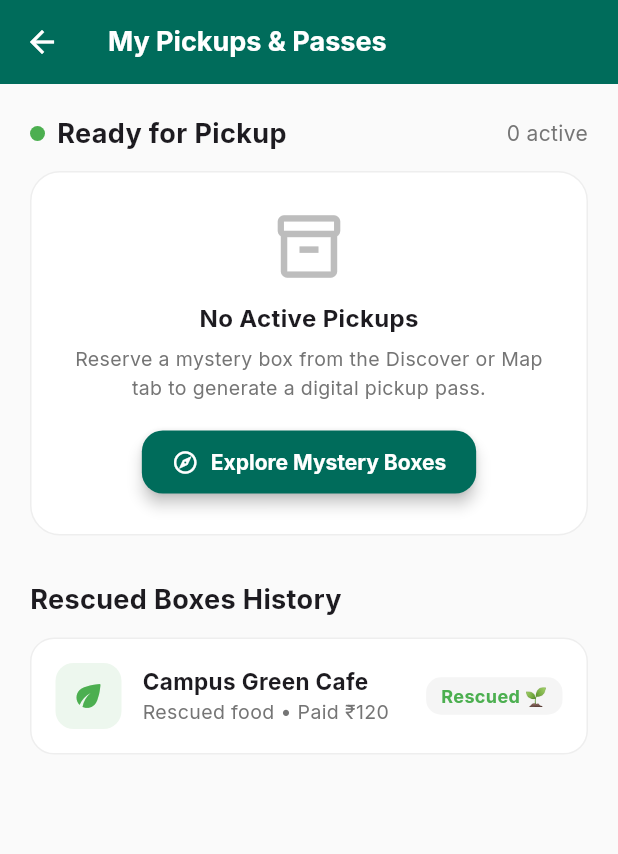
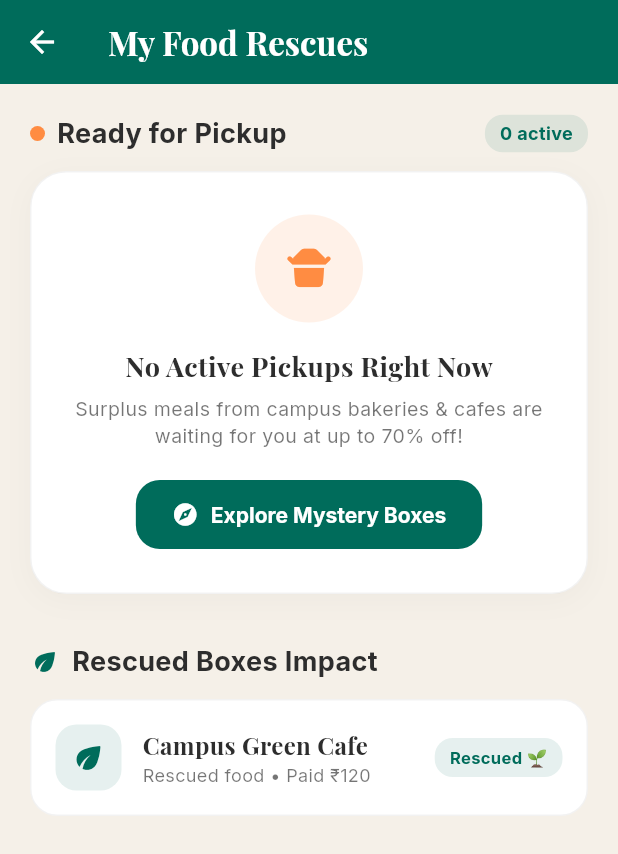
Before and after one commit to Sahajananda-ai/MINIPROJECT, a Flutter app: the StudentOrdersScreen screen opened directly, on a phone screen of 412 x 824 dp. Shown: the top 854 px of the screen. Run offline on Flutter 3.47's test engine with Material 3 defaults, Android fonts, the phone set to English and light mode, and no system bars; our stand-ins replace flutter_map, geolocator, google_fonts, latlong2.

Commit message:
feat(ui): refine student orders & checkout with Too Good To Go palette & Google Fonts

```diff
--- a/mobile_app/lib/screens/student_orders.dart
+++ b/mobile_app/lib/screens/student_orders.dart
@@ -1,4 +1,5 @@
 import 'package:flutter/material.dart';
+import 'package:google_fonts/google_fonts.dart';
 import '../services/order_manager.dart';
 import '../services/api_service.dart';
 import 'student_shell.dart';
@@ -12,6 +13,12 @@ class StudentOrdersScreen extends StatefulWidget {
 
 class _StudentOrdersScreenState extends State<StudentOrdersScreen> {
   final OrderManager _orderManager = OrderManager();
+
+  // Too Good To Go palette
+  static const Color _cream = Color(0xFFF5F0E8);
+  static const Color _tealPrimary = Color(0xFF006C5B);
+  static const Color _warmAmber = Color(0xFFFF8C42);
+  static const Color _charcoal = Color(0xFF2D2D2D);
 
   @override
   void initState() {
@@ -33,23 +40,39 @@ class _StudentOrdersScreenState extends State<StudentOrdersScreen> {
     final confirmed = await showDialog<bool>(
       context: context,
       builder: (ctx) => AlertDialog(
-        shape: RoundedRectangleBorder(borderRadius: BorderRadius.circular(20)),
-        title: const Text("Confirm Pickup"),
+        backgroundColor: Colors.white,
+        shape: RoundedRectangleBorder(borderRadius: BorderRadius.circular(24)),
+        title: Text(
+          "Confirm Pickup",
+          style: GoogleFonts.playfairDisplay(
+            fontWeight: FontWeight.bold,
+            color: _charcoal,
+          ),
+        ),
         content: Text(
-          "Did you collect your Mystery Box from ${order.vendorName}?",
+          "Did you collect your delicious Mystery Box from ${order.vendorName}?",
+          style: GoogleFonts.inter(color: Colors.black87, height: 1.4),
         ),
         actions: [
           TextButton(
             onPressed: () => Navigator.pop(ctx, false),
-            child: const Text("Cancel"),
+            child: Text(
+              "Cancel",
+              style: GoogleFonts.inter(color: Colors.grey[700], fontWeight: FontWeight.w600),
+            ),
           ),
           ElevatedButton(
             onPressed: () => Navigator.pop(ctx, true),
             style: ElevatedButton.styleFrom(
-              backgroundColor: const Color(0xFF006C5B),
+              backgroundColor: _tealPrimary,
               foregroundColor: Colors.white,
+              shape: RoundedRectangleBorder(borderRadius: BorderRadius.circular(14)),
+              padding: const EdgeInsets.symmetric(horizontal: 18, vertical: 10),
             ),
-            child: const Text("Yes, Collected!"),
+            child: Text(
+              "Yes, Collected! 🌱",
+              style: GoogleFonts.inter(fontWeight: FontWeight.bold),
+            ),
           ),
         ],
       ),
@@ -61,8 +84,21 @@ class _StudentOrdersScreenState extends State<StudentOrdersScreen> {
       if (mounted) {
         ScaffoldMessenger.of(context).showSnackBar(
           SnackBar(
-            backgroundColor: const Color(0xFF006C5B),
-            content: Text("🎉 Mystery Box collected from ${order.vendorName}! You saved ₹${(order.originalValue - order.paidPrice).toStringAsFixed(0)}!"),
+            backgroundColor: _tealPrimary,
+            behavior: SnackBarBehavior.floating,
+            shape: RoundedRectangleBorder(borderRadius: BorderRadius.circular(16)),
+            content: Row(
+              children: [
+                const Icon(Icons.celebration_rounded, color: Colors.white),
+                const SizedBox(width: 12),
+                Expanded(
+                  child: Text(
+                    "High five! You just saved food from being wasted 🎉",
+                    style: GoogleFonts.inter(fontWeight: FontWeight.w600),
+                  ),
+                ),
+              ],
+            ),
           ),
         );
       }
@@ -75,41 +111,60 @@ class _StudentOrdersScreenState extends State<StudentOrdersScreen> {
     final pastOrders = _orderManager.completedOrders;
 
     return Scaffold(
-      backgroundColor: Colors.grey[50],
+      backgroundColor: _cream,
       appBar: AppBar(
-        title: const Text(
-          'My Pickups & Passes',
-          style: TextStyle(fontWeight: FontWeight.bold),
+        title: Text(
+          'My Food Rescues',
+          style: GoogleFonts.playfairDisplay(
+            fontWeight: FontWeight.bold,
+            fontSize: 22,
           ),
-        backgroundColor: const Color(0xFF006C5B),
+        ),
+        backgroundColor: _tealPrimary,
         foregroundColor: Colors.white,
         elevation: 0,
+        centerTitle: false,
       ),
       body: SingleChildScrollView(
         padding: const EdgeInsets.all(20),
         child: Column(
           crossAxisAlignment: CrossAxisAlignment.start,
           children: [
-            // Active Pickups Section
+            // Active Pickups Section Header
             Row(
               children: [
                 Container(
                   width: 10,
                   height: 10,
                   decoration: const BoxDecoration(
-                    color: Colors.green,
+                    color: _warmAmber,
                     shape: BoxShape.circle,
                   ),
                 ),
                 const SizedBox(width: 8),
-                const Text(
+                Text(
                   "Ready for Pickup",
-                  style: TextStyle(fontSize: 18, fontWeight: FontWeight.bold),
+                  style: GoogleFonts.inter(
+                    fontSize: 18,
+                    fontWeight: FontWeight.bold,
+                    color: _charcoal,
+                  ),
                 ),
                 const Spacer(),
-                Text(
+                Container(
+                  padding: const EdgeInsets.symmetric(horizontal: 10, vertical: 4),
+                  decoration: BoxDecoration(
+                    color: _tealPrimary.withValues(alpha: 0.1),
+                    borderRadius: BorderRadius.circular(12),
+                  ),
+                  child: Text(
                     "${activeOrders.length} active",
-                  style: TextStyle(color: Colors.grey[600], fontSize: 14),
+                    style: GoogleFonts.inter(
+                      color: _tealPrimary,
+                      fontSize: 12,
+                      fontWeight: FontWeight.w700,
+                    ),
+                  ),
                 ),
               ],
             ),
@@ -118,36 +173,61 @@ class _StudentOrdersScreenState extends State<StudentOrdersScreen> {
             if (activeOrders.isEmpty)
               Container(
                 width: double.infinity,
-                padding: const EdgeInsets.all(24),
+                padding: const EdgeInsets.all(28),
                 decoration: BoxDecoration(
                   color: Colors.white,
-                  borderRadius: BorderRadius.circular(20),
-                  border: Border.all(color: Colors.grey[200]!),
+                  borderRadius: BorderRadius.circular(24),
+                  border: Border.all(color: Colors.black.withValues(alpha: 0.05)),
+                  boxShadow: [
+                    BoxShadow(
+                      color: Colors.black.withValues(alpha: 0.03),
+                      blurRadius: 16,
+                      offset: const Offset(0, 4),
+                    ),
+                  ],
                 ),
                 child: Column(
                   children: [
-                    Icon(Icons.inventory_2_outlined, size: 50, color: Colors.grey[400]),
-                    const SizedBox(height: 12),
-                    const Text(
-                      "No Active Pickups",
-                      style: TextStyle(fontSize: 16, fontWeight: FontWeight.bold),
+                    Container(
+                      width: 72,
+                      height: 72,
+                      decoration: BoxDecoration(
+                        color: _warmAmber.withValues(alpha: 0.12),
+                        shape: BoxShape.circle,
+                      ),
+                      child: const Center(
+                        child: Icon(Icons.takeout_dining_rounded, size: 36, color: _warmAmber),
+                      ),
+                    ),
+                    const SizedBox(height: 16),
+                    Text(
+                      "No Active Pickups Right Now",
+                      style: GoogleFonts.playfairDisplay(
+                        fontSize: 18,
+                        fontWeight: FontWeight.bold,
+                        color: _charcoal,
+                      ),
                     ),
                     const SizedBox(height: 6),
                     Text(
-                      "Reserve a mystery box from the Discover or Map tab to generate a digital pickup pass.",
+                      "Surplus meals from campus bakeries & cafes are waiting for you at up to 70% off!",
                       textAlign: TextAlign.center,
-                      style: TextStyle(color: Colors.grey[600], fontSize: 13),
+                      style: GoogleFonts.inter(color: Colors.black54, fontSize: 13, height: 1.4),
                     ),
-                    const SizedBox(height: 16),
+                    const SizedBox(height: 20),
                     ElevatedButton.icon(
                       onPressed: () => StudentShell.switchTab(0),
-                      icon: const Icon(Icons.explore_outlined, size: 18),
-                      label: const Text("Explore Mystery Boxes"),
+                      icon: const Icon(Icons.explore_rounded, size: 18),
+                      label: Text(
+                        "Explore Mystery Boxes",
+                        style: GoogleFonts.inter(fontWeight: FontWeight.bold),
+                      ),
                       style: ElevatedButton.styleFrom(
-                        backgroundColor: const Color(0xFF006C5B),
+                        backgroundColor: _tealPrimary,
                         foregroundColor: Colors.white,
-                        shape: RoundedRectangleBorder(borderRadius: BorderRadius.circular(14)),
-                        padding: const EdgeInsets.symmetric(horizontal: 20, vertical: 12),
+                        elevation: 0,
+                        shape: RoundedRectangleBorder(borderRadius: BorderRadius.circular(16)),
+                        padding: const EdgeInsets.symmetric(horizontal: 24, vertical: 14),
                       ),
                     ),
                   ],
@@ -156,27 +236,39 @@ class _StudentOrdersScreenState extends State<StudentOrdersScreen> {
             else
               ...activeOrders.map((order) => _buildActiveOrderCard(order)),
 
-            const SizedBox(height: 30),
+            const SizedBox(height: 32),
 
-            // Past Pickups History
-            const Text(
-              "Rescued Boxes History",
-              style: TextStyle(fontSize: 18, fontWeight: FontWeight.bold),
+            // Past Pickups History Header
+            Row(
+              children: [
+                const Icon(Icons.eco_rounded, size: 20, color: _tealPrimary),
+                const SizedBox(width: 8),
+                Text(
+                  "Rescued Boxes Impact",
+                  style: GoogleFonts.inter(
+                    fontSize: 18,
+                    fontWeight: FontWeight.bold,
+                    color: _charcoal,
+                  ),
+                ),
+              ],
             ),
             const SizedBox(height: 12),
 
             if (pastOrders.isEmpty)
               Container(
                 width: double.infinity,
-                padding: const EdgeInsets.all(20),
+                padding: const EdgeInsets.all(22),
                 decoration: BoxDecoration(
                   color: Colors.white,
                   borderRadius: BorderRadius.circular(20),
+                  border: Border.all(color: Colors.black.withValues(alpha: 0.05)),
                 ),
                 child: Center(
                   child: Text(
-                    "Your completed food rescues will appear here.",
-                    style: TextStyle(color: Colors.grey[500]),
+                    "Your completed food rescues and CO₂ savings will appear here.",
+                    style: GoogleFonts.inter(color: Colors.black45, fontSize: 13),
+                    textAlign: TextAlign.center,
                   ),
                 ),
               )
@@ -192,50 +284,58 @@ class _StudentOrdersScreenState extends State<StudentOrdersScreen> {
     final savings = (order.originalValue - order.paidPrice).toStringAsFixed(0);
 
     return Container(
-      margin: const EdgeInsets.only(bottom: 16),
+      margin: const EdgeInsets.only(bottom: 18),
       decoration: BoxDecoration(
         color: Colors.white,
-        borderRadius: BorderRadius.circular(24),
+        borderRadius: BorderRadius.circular(26),
         boxShadow: [
           BoxShadow(
-            color: const Color(0xFF006C5B).withValues(alpha: 0.08),
-            blurRadius: 15,
-            offset: const Offset(0, 5),
+            color: Colors.black.withValues(alpha: 0.05),
+            blurRadius: 18,
+            offset: const Offset(0, 6),
           ),
         ],
-        border: Border.all(color: const Color(0xFF006C5B).withValues(alpha: 0.3), width: 1.5),
+        border: Border.all(color: _tealPrimary.withValues(alpha: 0.2), width: 1.5),
       ),
       child: Column(
         children: [
-          // Header
+          // Banner strip
           Container(
             padding: const EdgeInsets.symmetric(horizontal: 20, vertical: 14),
             decoration: BoxDecoration(
-              color: const Color(0xFF006C5B).withValues(alpha: 0.08),
-              borderRadius: const BorderRadius.vertical(top: Radius.circular(22)),
+              color: _tealPrimary.withValues(alpha: 0.08),
+              borderRadius: const BorderRadius.vertical(top: Radius.circular(24)),
             ),
             child: Row(
               mainAxisAlignment: MainAxisAlignment.spaceBetween,
               children: [
                 Row(
                   children: [
-                    const Icon(Icons.timer_outlined, size: 18, color: Color(0xFF006C5B)),
-                    const SizedBox(width: 6),
+                    const Icon(Icons.timer_outlined, size: 18, color: _tealPrimary),
+                    const SizedBox(width: 8),
                     Text(
                       "Pickup before ${order.closingTime.hour}:${order.closingTime.minute.toString().padLeft(2, '0')}",
-                      style: const TextStyle(fontWeight: FontWeight.bold, color: Color(0xFF006C5B)),
+                      style: GoogleFonts.inter(
+                        fontWeight: FontWeight.w700,
+                        color: _tealPrimary,
+                        fontSize: 13,
+                      ),
                     ),
                   ],
                 ),
                 Container(
-                  padding: const EdgeInsets.symmetric(horizontal: 10, vertical: 4),
+                  padding: const EdgeInsets.symmetric(horizontal: 10, vertical: 5),
                   decoration: BoxDecoration(
-                    color: Colors.green,
+                    color: _warmAmber,
                     borderRadius: BorderRadius.circular(12),
                   ),
                   child: Text(
                     "Save ₹$savings",
-                    style: const TextStyle(color: Colors.white, fontSize: 12, fontWeight: FontWeight.bold),
+                    style: GoogleFonts.inter(
+                      color: Colors.white,
+                      fontSize: 12,
+                      fontWeight: FontWeight.w800,
+                    ),
                   ),
                 ),
               ],
@@ -249,92 +349,113 @@ class _StudentOrdersScreenState extends State<StudentOrdersScreen> {
                 Row(
                   mainAxisAlignment: MainAxisAlignment.spaceBetween,
                   children: [
-                    Column(
+                    Expanded(
+                      child: Column(
                         crossAxisAlignment: CrossAxisAlignment.start,
                         children: [
                           Text(
                             order.vendorName,
-                          style: const TextStyle(fontSize: 18, fontWeight: FontWeight.bold),
+                            style: GoogleFonts.playfairDisplay(
+                              fontSize: 20,
+                              fontWeight: FontWeight.bold,
+                              color: _charcoal,
+                            ),
                           ),
                           const SizedBox(height: 4),
                           Text(
                             "Surplus Box • ${order.shopCategory}",
-                          style: TextStyle(color: Colors.grey[600], fontSize: 14),
+                            style: GoogleFonts.inter(color: Colors.black54, fontSize: 13),
                           ),
                         ],
                       ),
+                    ),
                     Text(
                       "₹${order.paidPrice.toStringAsFixed(0)}",
-                      style: const TextStyle(
-                        fontSize: 22,
-                        fontWeight: FontWeight.bold,
-                        color: Color(0xFF006C5B),
+                      style: GoogleFonts.inter(
+                        fontSize: 24,
+                        fontWeight: FontWeight.w800,
+                        color: _tealPrimary,
                       ),
                     ),
                   ],
                 ),
 
                 const SizedBox(height: 16),
-                const Divider(),
+                Divider(color: Colors.grey.withValues(alpha: 0.2)),
                 const SizedBox(height: 12),
 
-                // Digital Pickup QR & Code
-                Row(
+                // Digital Pickup QR & Code Pass
+                Container(
+                  padding: const EdgeInsets.all(14),
+                  decoration: BoxDecoration(
+                    color: _cream,
+                    borderRadius: BorderRadius.circular(18),
+                    border: Border.all(color: Colors.black.withValues(alpha: 0.05)),
+                  ),
+                  child: Row(
                     children: [
                       Container(
-                      padding: const EdgeInsets.all(10),
+                        padding: const EdgeInsets.all(8),
                         decoration: BoxDecoration(
-                        color: Colors.grey[100],
-                        borderRadius: BorderRadius.circular(12),
-                        border: Border.all(color: Colors.grey[300]!),
+                          color: Colors.white,
+                          borderRadius: BorderRadius.circular(14),
+                          border: Border.all(color: Colors.black.withValues(alpha: 0.08)),
                         ),
-                      child: const Icon(Icons.qr_code_2_rounded, size: 64, color: Color(0xFF006C5B)),
+                        child: const Icon(Icons.qr_code_2_rounded, size: 56, color: _tealPrimary),
                       ),
                       const SizedBox(width: 16),
                       Expanded(
                         child: Column(
                           crossAxisAlignment: CrossAxisAlignment.start,
                           children: [
-                          const Text(
-                            "Pickup Verification Code",
-                            style: TextStyle(fontSize: 12, color: Colors.grey),
-                          ),
-                          const SizedBox(height: 2),
                             Text(
-                            order.pickupCode,
-                            style: const TextStyle(
-                              fontSize: 18,
-                              fontWeight: FontWeight.bold,
-                              letterSpacing: 1.5,
-                              color: Colors.black87,
+                              "Pickup Pass Code",
+                              style: GoogleFonts.inter(
+                                fontSize: 11,
+                                color: Colors.black54,
+                                fontWeight: FontWeight.w600,
                               ),
                             ),
                             const SizedBox(height: 4),
-                          const Text(
-                            "Show this code or scan QR at the counter",
-                            style: TextStyle(fontSize: 11, color: Colors.grey),
+                            Text(
+                              order.pickupCode,
+                              style: GoogleFonts.inter(
+                                fontSize: 20,
+                                fontWeight: FontWeight.w800,
+                                letterSpacing: 2.0,
+                                color: _charcoal,
+                              ),
+                            ),
+                            const SizedBox(height: 4),
+                            Text(
+                              "Show this code or QR at the counter",
+                              style: GoogleFonts.inter(fontSize: 11, color: Colors.black45),
                             ),
                           ],
                         ),
                       ),
                     ],
                   ),
+                ),
 
-                const SizedBox(height: 16),
+                const SizedBox(height: 18),
 
-                // Dual Action Buttons: View Route on Radar Map + Collected confirmation
+                // Action Buttons
                 Row(
                   children: [
                     Expanded(
                       child: OutlinedButton.icon(
                         onPressed: () => StudentShell.switchTab(1),
                         icon: const Icon(Icons.navigation_outlined, size: 18),
-                        label: const Text("View Route"),
+                        label: Text(
+                          "View Route",
+                          style: GoogleFonts.inter(fontWeight: FontWeight.bold),
+                        ),
                         style: OutlinedButton.styleFrom(
-                          foregroundColor: const Color(0xFF006C5B),
-                          side: const BorderSide(color: Color(0xFF006C5B)),
-                          padding: const EdgeInsets.symmetric(vertical: 12),
-                          shape: RoundedRectangleBorder(borderRadius: BorderRadius.circular(14)),
+                          foregroundColor: _tealPrimary,
+                          side: const BorderSide(color: _tealPrimary, width: 1.5),
+                          padding: const EdgeInsets.symmetric(vertical: 13),
+                          shape: RoundedRectangleBorder(borderRadius: BorderRadius.circular(16)),
                         ),
                       ),
                     ),
@@ -342,13 +463,17 @@ class _StudentOrdersScreenState extends State<StudentOrdersScreen> {
                     Expanded(
                       child: ElevatedButton.icon(
                         onPressed: () => _confirmPickup(order),
-                        icon: const Icon(Icons.check_circle_outline, size: 18),
-                        label: const Text("Collected!"),
+                        icon: const Icon(Icons.check_circle_rounded, size: 18),
+                        label: Text(
+                          "Collected!",
+                          style: GoogleFonts.inter(fontWeight: FontWeight.bold),
+                        ),
                         style: ElevatedButton.styleFrom(
-                          backgroundColor: const Color(0xFF006C5B),
+                          backgroundColor: _tealPrimary,
                           foregroundColor: Colors.white,
-                          padding: const EdgeInsets.symmetric(vertical: 12),
-                          shape: RoundedRectangleBorder(borderRadius: BorderRadius.circular(14)),
+                          elevation: 0,
+                          padding: const EdgeInsets.symmetric(vertical: 13),
+                          shape: RoundedRectangleBorder(borderRadius: BorderRadius.circular(16)),
                         ),
                       ),
                     ),
@@ -368,18 +493,18 @@ class _StudentOrdersScreenState extends State<StudentOrdersScreen> {
       padding: const EdgeInsets.all(16),
       decoration: BoxDecoration(
         color: Colors.white,
-        borderRadius: BorderRadius.circular(16),
-        border: Border.all(color: Colors.grey[200]!),
+        borderRadius: BorderRadius.circular(18),
+        border: Border.all(color: Colors.black.withValues(alpha: 0.05)),
       ),
       child: Row(
         children: [
           Container(
             padding: const EdgeInsets.all(10),
             decoration: BoxDecoration(
-              color: Colors.green.withValues(alpha: 0.1),
-              borderRadius: BorderRadius.circular(12),
+              color: _tealPrimary.withValues(alpha: 0.1),
+              borderRadius: BorderRadius.circular(14),
             ),
-            child: const Icon(Icons.eco_rounded, color: Colors.green, size: 24),
+            child: const Icon(Icons.eco_rounded, color: _tealPrimary, size: 24),
           ),
           const SizedBox(width: 14),
           Expanded(
@@ -388,24 +513,32 @@ class _StudentOrdersScreenState extends State<StudentOrdersScreen> {
               children: [
                 Text(
                   order.vendorName,
-                  style: const TextStyle(fontWeight: FontWeight.bold, fontSize: 15),
+                  style: GoogleFonts.playfairDisplay(
+                    fontWeight: FontWeight.bold,
+                    fontSize: 16,
+                    color: _charcoal,
+                  ),
                 ),
                 Text(
                   "Rescued food • Paid ₹${order.paidPrice.toStringAsFixed(0)}",
-                  style: TextStyle(color: Colors.grey[600], fontSize: 13),
+                  style: GoogleFonts.inter(color: Colors.black54, fontSize: 12),
                 ),
               ],
             ),
           ),
           Container(
-            padding: const EdgeInsets.symmetric(horizontal: 10, vertical: 4),
+            padding: const EdgeInsets.symmetric(horizontal: 10, vertical: 5),
             decoration: BoxDecoration(
-              color: Colors.grey[100],
-              borderRadius: BorderRadius.circular(10),
+              color: _tealPrimary.withValues(alpha: 0.1),
+              borderRadius: BorderRadius.circular(12),
             ),
-            child: const Text(
+            child: Text(
               "Rescued 🌱",
-              style: TextStyle(fontSize: 12, fontWeight: FontWeight.bold, color: Colors.green),
+              style: GoogleFonts.inter(
+                fontSize: 11,
+                fontWeight: FontWeight.w700,
+                color: _tealPrimary,
+              ),
             ),
           ),
         ],
```
Also changed, not shown: mobile_app/lib/screens/checkout.dart (+11 -3 lines). Lines whose indentation alone changed are shown as unchanged.
